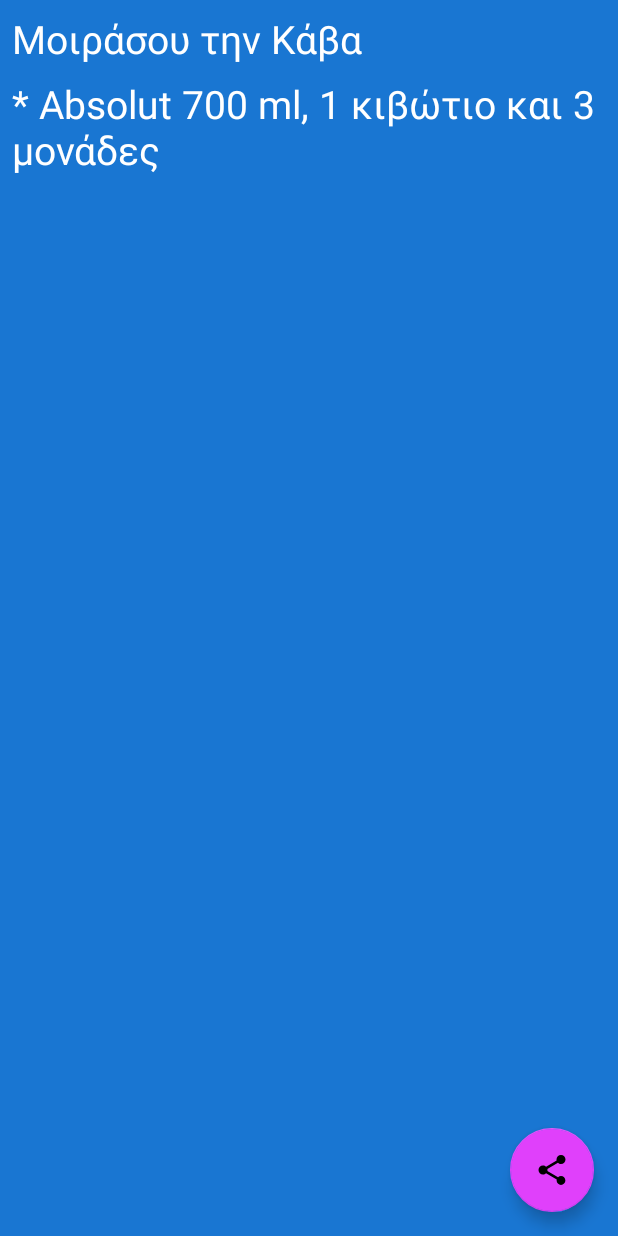
After one commit to themeliskalomoiros/Kava, an Android app: the layout screen_checkout.xml on its own in the app's theme, with its tools: preview values and no code run, on a phone screen of 412 x 824 dp. The commit adds this screen. Run offline under Robolectric (Android 15) with nearby library versions, the phone set to English and light mode, and no system bars.

Commit message:
created screen_checkout.xml

```diff
--- a/app/src/main/java/kalymnos/skemelio/kava/MainActivity.java
+++ b/app/src/main/java/kalymnos/skemelio/kava/MainActivity.java
@@ -9,6 +9,6 @@ public class MainActivity extends AppCompatActivity {
     @Override
     protected void onCreate(Bundle savedInstanceState) {
         super.onCreate(savedInstanceState);
-        setContentView(R.layout.screen_main);
+        setContentView(R.layout.screen_checkout);
     }
 }
--- a/app/src/main/res/drawable/ic_share_24dp.xml
+++ b/app/src/main/res/drawable/ic_share_24dp.xml
@@ -1,5 +1,9 @@
-<vector android:height="24dp" android:tint="#E040FB"
-    android:viewportHeight="24.0" android:viewportWidth="24.0"
-    android:width="24dp" xmlns:android="http://schemas.android.com/apk/res/android">
-    <path android:fillColor="#FF000000" android:pathData="M18,16.08c-0.76,0 -1.44,0.3 -1.96,0.77L8.91,12.7c0.05,-0.23 0.09,-0.46 0.09,-0.7s-0.04,-0.47 -0.09,-0.7l7.05,-4.11c0.54,0.5 1.25,0.81 2.04,0.81 1.66,0 3,-1.34 3,-3s-1.34,-3 -3,-3 -3,1.34 -3,3c0,0.24 0.04,0.47 0.09,0.7L8.04,9.81C7.5,9.31 6.79,9 6,9c-1.66,0 -3,1.34 -3,3s1.34,3 3,3c0.79,0 1.5,-0.31 2.04,-0.81l7.12,4.16c-0.05,0.21 -0.08,0.43 -0.08,0.65 0,1.61 1.31,2.92 2.92,2.92 1.61,0 2.92,-1.31 2.92,-2.92s-1.31,-2.92 -2.92,-2.92z"/>
+<vector xmlns:android="http://schemas.android.com/apk/res/android"
+        android:width="24dp"
+        android:height="24dp"
+        android:viewportWidth="24.0"
+        android:viewportHeight="24.0">
+    <path
+        android:fillColor="#FF000000"
+        android:pathData="M18,16.08c-0.76,0 -1.44,0.3 -1.96,0.77L8.91,12.7c0.05,-0.23 0.09,-0.46 0.09,-0.7s-0.04,-0.47 -0.09,-0.7l7.05,-4.11c0.54,0.5 1.25,0.81 2.04,0.81 1.66,0 3,-1.34 3,-3s-1.34,-3 -3,-3 -3,1.34 -3,3c0,0.24 0.04,0.47 0.09,0.7L8.04,9.81C7.5,9.31 6.79,9 6,9c-1.66,0 -3,1.34 -3,3s1.34,3 3,3c0.79,0 1.5,-0.31 2.04,-0.81l7.12,4.16c-0.05,0.21 -0.08,0.43 -0.08,0.65 0,1.61 1.31,2.92 2.92,2.92 1.61,0 2.92,-1.31 2.92,-2.92s-1.31,-2.92 -2.92,-2.92z"/>
 </vector>
--- /dev/null
+++ b/app/src/main/res/layout/screen_checkout.xml
@@ -0,0 +1,51 @@
+<?xml version="1.0" encoding="utf-8"?>
+<androidx.constraintlayout.widget.ConstraintLayout xmlns:android="http://schemas.android.com/apk/res/android"
+    xmlns:app="http://schemas.android.com/apk/res-auto"
+    xmlns:tools="http://schemas.android.com/tools"
+    android:layout_width="match_parent"
+    android:layout_height="match_parent"
+    android:background="@color/colorPrimary"
+    tools:context=".MainActivity">
+
+    <TextView
+        android:id="@+id/textView"
+        android:layout_width="wrap_content"
+        android:layout_height="wrap_content"
+        android:layout_marginStart="8dp"
+        android:layout_marginLeft="8dp"
+        android:layout_marginTop="8dp"
+        android:textColor="@color/primaryTextColor"
+        android:textSize="@dimen/main_label"
+        app:layout_constraintStart_toStartOf="parent"
+        app:layout_constraintTop_toTopOf="parent"
+        android:text="@string/share_the_noted_items"/>
+
+    <TextView
+        android:id="@+id/items"
+        android:layout_width="0dp"
+        android:layout_height="0dp"
+        android:layout_marginStart="8dp"
+        android:layout_marginLeft="8dp"
+        android:layout_marginTop="8dp"
+        android:layout_marginEnd="8dp"
+        android:layout_marginRight="8dp"
+        android:layout_marginBottom="8dp"
+        app:layout_constraintBottom_toBottomOf="parent"
+        android:textSize="@dimen/main_label"
+        android:textColor="@color/primaryTextColor"
+        tools:text="* Absolut 700 ml, 1 κιβώτιο και 3 μονάδες"
+        app:layout_constraintEnd_toEndOf="parent"
+        app:layout_constraintStart_toStartOf="parent"
+        app:layout_constraintTop_toBottomOf="@+id/textView" />
+
+    <com.google.android.material.floatingactionbutton.FloatingActionButton
+        android:layout_width="wrap_content"
+        android:layout_height="wrap_content"
+        android:layout_marginEnd="16dp"
+        android:layout_marginRight="16dp"
+        android:layout_marginBottom="16dp"
+        android:src="@drawable/ic_share_24dp"
+        app:layout_constraintBottom_toBottomOf="parent"
+        app:layout_constraintEnd_toEndOf="parent" />
+
+</androidx.constraintlayout.widget.ConstraintLayout>
--- a/app/src/main/res/values/dimens.xml
+++ b/app/src/main/res/values/dimens.xml
@@ -1,6 +1,7 @@
 <?xml version="1.0" encoding="utf-8"?>
 <resources>
-    <dimen name="main_label">24sp</dimen>
+    <dimen name="main_label">26sp</dimen>
+    <dimen name="order_label">24sp</dimen>
     <dimen name="category_label">44sp</dimen>
     <dimen name="half_margin">4dp</dimen>
 </resources>
--- a/app/src/main/res/values/strings.xml
+++ b/app/src/main/res/values/strings.xml
@@ -2,4 +2,5 @@
     <string name="app_name">Η Κάβα</string>
     <string name="choose_category">Επέλεξε κατηγορία</string>
     <string name="take_notes_on_items">Σημείωσε την Κάβα</string>
+    <string name="share_the_noted_items">Μοιράσου την Κάβα</string>
 </resources>
```
